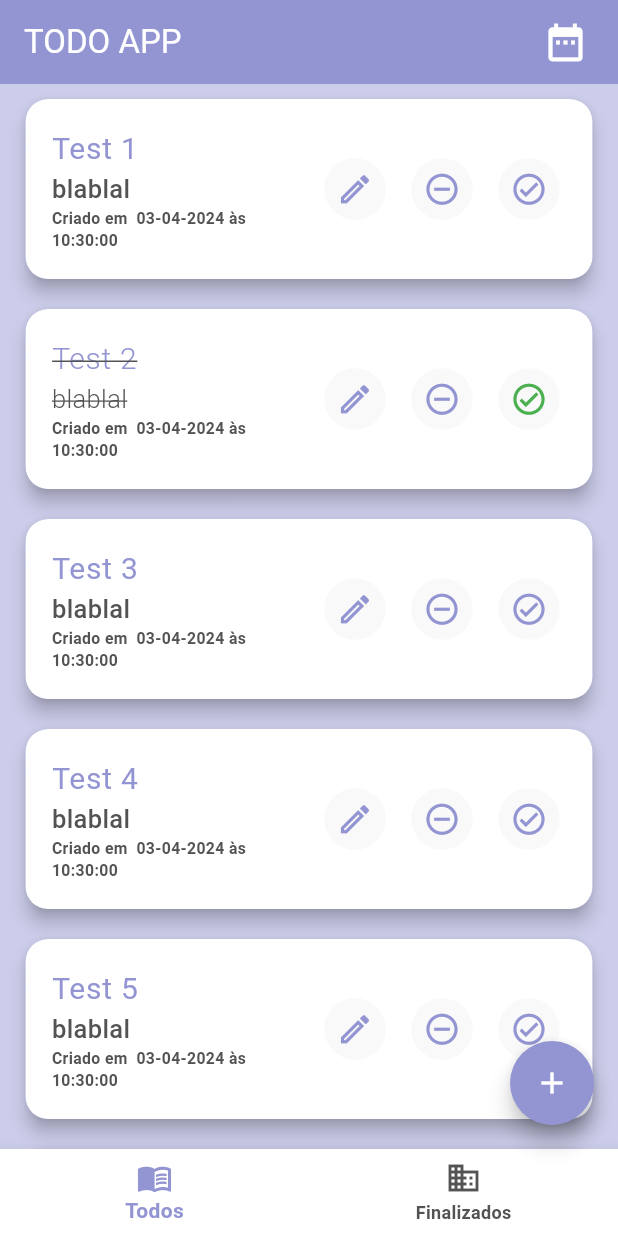
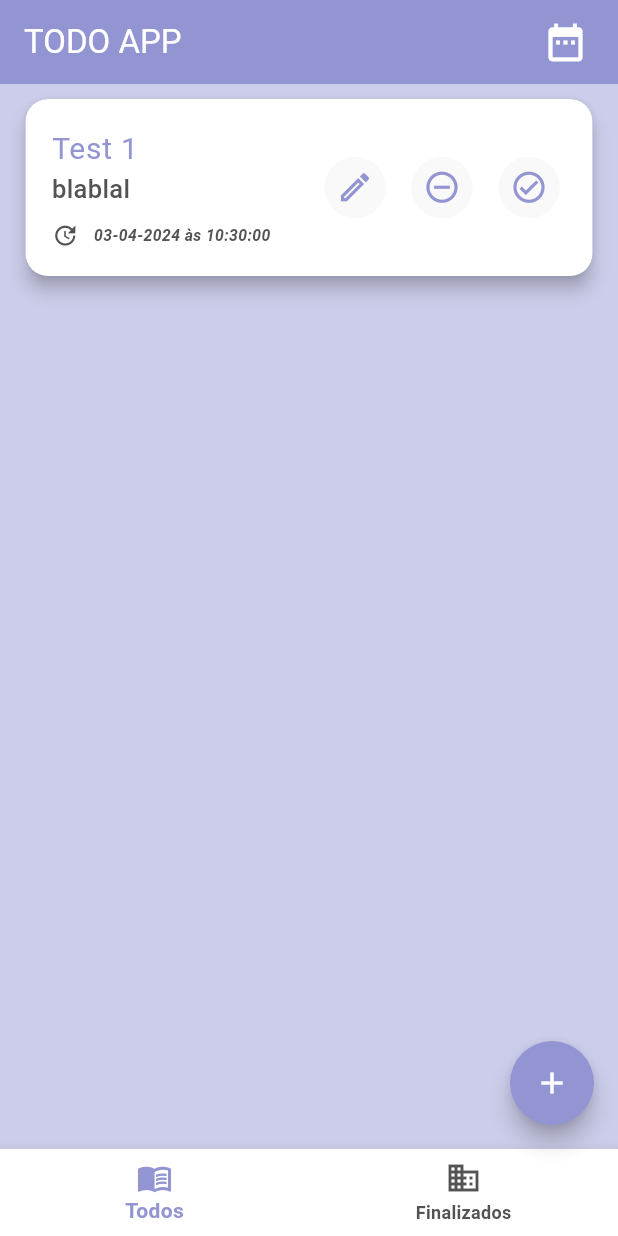
Before and after one commit to gabrielnavas/todo_flutter_app, a Flutter app: the screen it shows after launch, on a phone screen of 412 x 824 dp. Run offline on Flutter 3.47's test engine with Material 3 defaults, Android fonts, the phone set to English and light mode, and no system bars.

Commit message:
fix show date

```diff
--- a/lib/data/todo_list_data.dart
+++ b/lib/data/todo_list_data.dart
@@ -9,61 +9,5 @@ class TodoListData {
       createdAt: DateTime.now(),
       updatedAt: DateTime.now(),
     ),
-    Todo(
-      id: '2',
-      title: 'Test 2',
-      description: 'blablal',
-      createdAt: DateTime.now(),
-      updatedAt: DateTime.now(),
-      completed: true,
-    ),
-    Todo(
-      id: '3',
-      title: 'Test 3',
-      description: 'blablal',
-      createdAt: DateTime.now(),
-      updatedAt: DateTime.now(),
-      completed: false,
-    ),
-    Todo(
-        id: '4',
-        title: 'Test 4',
-        description: 'blablal',
-        createdAt: DateTime.now(),
-        updatedAt: DateTime.now()),
-    Todo(
-        id: '5',
-        title: 'Test 5',
-        description: 'blablal',
-        createdAt: DateTime.now(),
-        updatedAt: DateTime.now()),
-    Todo(
-      id: '6',
-      title: 'Test 6',
-      description: 'blablal',
-      createdAt: DateTime.now(),
-      updatedAt: DateTime.now(),
-      completed: true,
-    ),
-    Todo(
-        id: '7',
-        title: 'Test 7',
-        description: 'blablal',
-        createdAt: DateTime.now(),
-        updatedAt: DateTime.now()),
-    Todo(
-        id: '8',
-        title: 'Test 8',
-        description: 'blablal',
-        createdAt: DateTime.now(),
-        updatedAt: DateTime.now()),
-    Todo(
-      id: '9',
-      title: 'Test 9',
-      description: 'blablal',
-      createdAt: DateTime.now(),
-      updatedAt: DateTime.now(),
-      completed: true,
-    ),
   ];
 }
--- a/lib/providers/todo_list_provider.dart
+++ b/lib/providers/todo_list_provider.dart
@@ -5,7 +5,6 @@ import 'package:todo_app/models/todo.dart';
 class TodoListProvider with ChangeNotifier {
   List<Todo> _items = [];
 
-  int get itemsCount => _items.length;
   List<Todo> get items => [..._items];
 
   void filterCompletedItems() {
@@ -32,8 +31,8 @@ class TodoListProvider with ChangeNotifier {
         createdAt: oldTodo.createdAt,
         updatedAt: DateTime.now(),
       );
+      notifyListeners();
     }
-    notifyListeners();
   }
 
   void toggleCompleted(String id) {
--- a/lib/screens/todo_list_screen.dart
+++ b/lib/screens/todo_list_screen.dart
@@ -1,6 +1,5 @@
 import 'package:flutter/material.dart';
 import 'package:provider/provider.dart';
-import 'package:todo_app/models/todo.dart';
 import 'package:todo_app/providers/todo_list_provider.dart';
 import 'package:todo_app/routes.dart';
 import 'package:todo_app/widgets/todo_item.dart';
@@ -22,6 +21,20 @@ class TodoListScreen extends StatefulWidget {
 class _TodoListScreenState extends State<TodoListScreen> {
   MenuBottomSelection menuBottomIndex = MenuBottomSelection.all;
 
+  @override
+  void initState() {
+    super.initState();
+    final TodoListProvider todoList = Provider.of<TodoListProvider>(
+      context,
+      listen: false,
+    );
+    if (menuBottomIndex == MenuBottomSelection.completed) {
+      todoList.filterCompletedItems();
+    } else {
+      todoList.allItems();
+    }
+  }
+
   void _onItemTapped(MenuBottomSelection menuBottomSelection) {
     setState(() {
       menuBottomIndex = menuBottomSelection;
@@ -31,14 +44,7 @@ class _TodoListScreenState extends State<TodoListScreen> {
   @override
   Widget build(BuildContext context) {
     final TodoListProvider todoList = Provider.of<TodoListProvider>(context);
-
-    if (menuBottomIndex == MenuBottomSelection.completed) {
-      todoList.filterCompletedItems();
-    } else {
-      todoList.allItems();
-    }
-
-    final List<Todo> items = todoList.items;
+    final items = todoList.items;
 
     return Scaffold(
       floatingActionButton: FloatingActionButton(
@@ -90,7 +96,7 @@ class _TodoListScreenState extends State<TodoListScreen> {
         ),
         child: ListView.builder(
           padding: const EdgeInsets.only(bottom: 150),
-          itemCount: todoList.itemsCount,
+          itemCount: items.length,
           itemBuilder: (context, index) => TodoItem(todo: items[index]),
         ),
       ),
--- a/lib/widgets/todo_item.dart
+++ b/lib/widgets/todo_item.dart
@@ -17,14 +17,10 @@ class TodoItem extends StatelessWidget {
   Widget build(BuildContext context) {
     final width = MediaQuery.of(context).size.width;
 
-    final date = todo.createdAt.isAfter(todo.updatedAt)
-        ? todo.updatedAt
-        : todo.createdAt;
-    final preString = todo.createdAt.isAfter(todo.updatedAt)
-        ? "\'Atualizado em\'"
-        : "\'Criado em \'";
+    final date = isUpdate() ? todo.updatedAt : todo.createdAt;
+
     String formattedDateTime =
-        DateFormat('$preString dd-MM-yyyy \'às\' HH:mm:ss').format(date);
+        DateFormat('dd-MM-yyyy \'às\' HH:mm:ss').format(date);
 
     return Card(
       elevation: 5,
@@ -49,19 +45,43 @@ class TodoItem extends StatelessWidget {
             crossAxisAlignment: CrossAxisAlignment.start,
             children: [
               _subtitle(context),
+              const SizedBox(
+                height: 10,
+              ),
+              Row(
+                children: [
+                  Icon(
+                    Icons.update,
+                    color: Theme.of(context).colorScheme.primary,
+                    size: 18,
+                  ),
+                  const SizedBox(
+                    width: 10,
+                  ),
                   Text(
                     formattedDateTime,
                     style: TextStyle(
                         color: Theme.of(context).colorScheme.primary,
                         fontSize: 10.5,
+                        fontStyle: FontStyle.italic),
                   ),
-              ), // se tiver atualização, mostra, se não mostra a data de criação (atualizado em...) ou (criado em ....)
+                ],
+              )
             ],
           ),
           onTap: () {},
         ),
       ),
     );
+  }
+
+  bool isUpdate() {
+    return todo.createdAt.year != todo.updatedAt.year ||
+        todo.createdAt.month != todo.updatedAt.month ||
+        todo.createdAt.day != todo.updatedAt.day ||
+        todo.createdAt.hour != todo.updatedAt.hour ||
+        todo.createdAt.minute != todo.updatedAt.minute ||
+        todo.createdAt.second != todo.updatedAt.second;
   }
 
   Text _subtitle(BuildContext context) {
--- a/lib/widgets/todo_item_form.dart
+++ b/lib/widgets/todo_item_form.dart
@@ -4,8 +4,8 @@ import 'package:todo_app/models/todo.dart';
 import 'package:todo_app/providers/todo_list_provider.dart';
 
 class TodoItemForm extends StatefulWidget {
-  Todo? todoToEdit;
-  TodoItemForm({this.todoToEdit, super.key});
+  final Todo? todoToEdit;
+  const TodoItemForm({this.todoToEdit, super.key});
 
   @override
   State<TodoItemForm> createState() => _TodoItemFormState();
```
Lines whose indentation alone changed are shown as unchanged.
